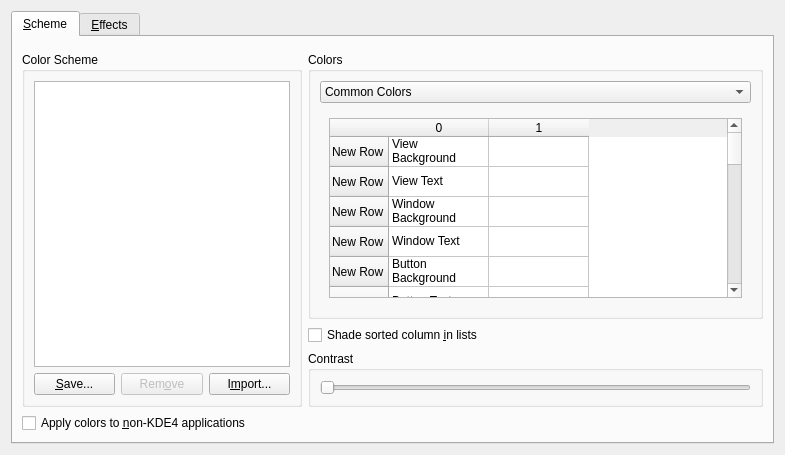
Qt form kcontrol/colors/colorsettings.ui (mgottschlag/kwin-tiling) before a commit.
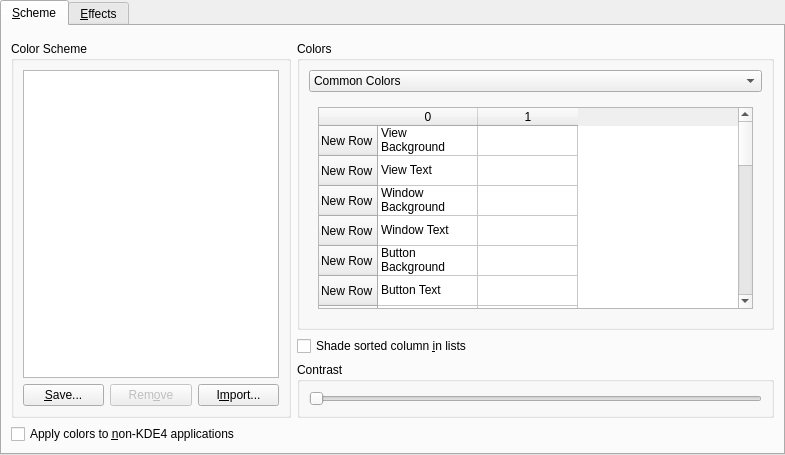
The same form after that commit. Custom widgets are drawn as their Qt base class.

Commit message: remove layout margin like in all other KCMs

The edit to the form file:
```diff
--- a/kcontrol/colors/colorsettings.ui
+++ b/kcontrol/colors/colorsettings.ui
@@ -10,6 +10,18 @@
    </rect>
   </property>
   <layout class="QVBoxLayout" >
+   <property name="leftMargin" >
+    <number>0</number>
+   </property>
+   <property name="topMargin" >
+    <number>0</number>
+   </property>
+   <property name="rightMargin" >
+    <number>0</number>
+   </property>
+   <property name="bottomMargin" >
+    <number>0</number>
+   </property>
    <item>
     <widget class="QTabWidget" name="tabWidget" >
      <property name="currentIndex" >
```
